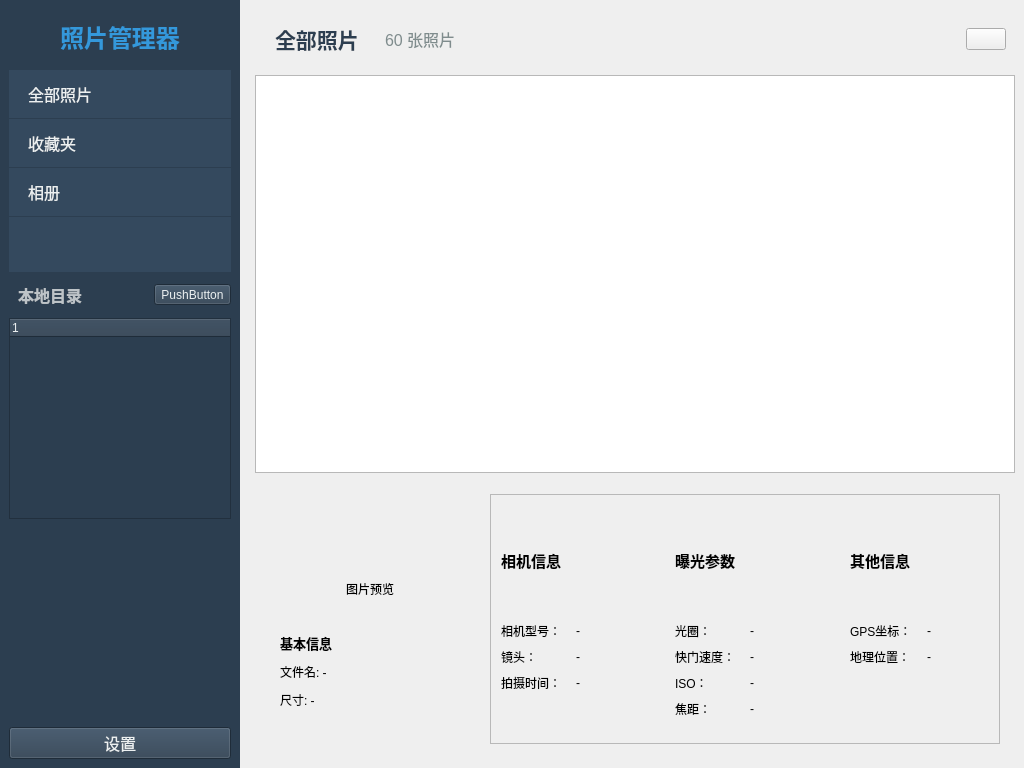
Old version of the form main.ui in the repository Gxstar/ImageManager.
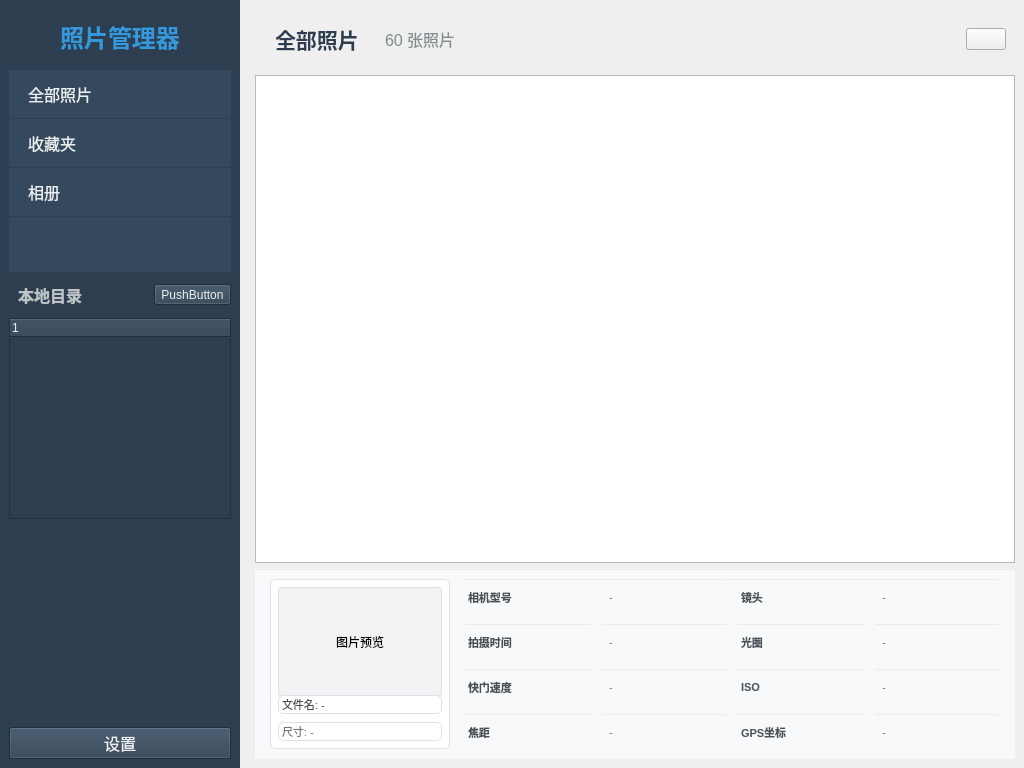
New version of the form. Icons and pictures are not drawn.

What changed in the file:
```diff
--- a/main.ui
+++ b/main.ui
@@ -294,69 +294,78 @@
          <property name="maximumSize">
           <size>
            <width>16777215</width>
-           <height>280</height>
+           <height>200</height>
           </size>
          </property>
+         <property name="styleSheet">
+          <string notr="true">background-color: #f8f9fa; border-top: 1px solid #e9ecef;</string>
+         </property>
          <layout class="QHBoxLayout" name="horizontalLayout_4">
           <property name="spacing">
-           <number>20</number>
+           <number>15</number>
           </property>
           <property name="leftMargin">
            <number>15</number>
           </property>
           <property name="topMargin">
-           <number>15</number>
+           <number>10</number>
           </property>
           <property name="rightMargin">
            <number>15</number>
           </property>
           <property name="bottomMargin">
-           <number>15</number>
+           <number>10</number>
           </property>
           <item>
            <widget class="QWidget" name="preview_container" native="true">
             <property name="minimumSize">
              <size>
-              <width>200</width>
-              <height>200</height>
+              <width>180</width>
+              <height>170</height>
              </size>
             </property>
             <property name="maximumSize">
              <size>
-              <width>200</width>
-              <height>200</height>
+              <width>180</width>
+              <height>170</height>
              </size>
             </property>
+            <property name="styleSheet">
+             <string notr="true">background-color: #ffffff; border: 1px solid #dee2e6; border-radius: 5px;</string>
+            </property>
             <layout class="QVBoxLayout" name="verticalLayout_4">
              <property name="spacing">
-              <number>10</number>
+              <number>8</number>
              </property>
              <property name="leftMargin">
-              <number>10</number>
+              <number>8</number>
              </property>
              <property name="topMargin">
-              <number>10</number>
+              <number>8</number>
              </property>
              <property name="rightMargin">
-              <number>10</number>
+              <number>8</number>
              </property>
              <property name="bottomMargin">
-              <number>10</number>
+              <number>8</number>
              </property>
              <item>
               <widget class="QLabel" name="image_preview">
                <property name="minimumSize">
                 <size>
-                 <width>180</width>
-                 <height>120</height>
+                 <width>164</width>
+                 <height>110</height>
                 </size>
                </property>
                <property name="maximumSize">
                 <size>
-                 <width>180</width>
-                 <height>120</height>
+                 <width>164</width>
+                 <height>110</height>
                 </size>
                </property>
+               <property name="styleSheet">
+                <string notr="true">background-color: #f1f3f5; border-radius: 3px;</string>
+               </property>
                <property name="text">
                 <string>图片预览</string>
                </property>
@@ -365,26 +374,16 @@
                </property>
               </widget>
              </item>
-             <item>
-              <widget class="QLabel" name="label_basic_info">
-               <property name="font">
-                <font>
-                 <pointsize>10</pointsize>
-                 <bold>true</bold>
-                </font>
-               </property>
-               <property name="text">
-                <string>基本信息</string>
-               </property>
-              </widget>
-             </item>
              <item>
               <widget class="QLabel" name="value_filename">
                <property name="font">
                 <font>
-                 <pointsize>9</pointsize>
+                 <pointsize>8</pointsize>
                 </font>
                </property>
+               <property name="styleSheet">
+                <string notr="true">color: #495057;</string>
+               </property>
                <property name="text">
                 <string>文件名: -</string>
                </property>
@@ -397,9 +396,12 @@
               <widget class="QLabel" name="value_dimensions">
                <property name="font">
                 <font>
-                 <pointsize>9</pointsize>
+                 <pointsize>8</pointsize>
                 </font>
                </property>
+               <property name="styleSheet">
+                <string notr="true">color: #6c757d;</string>
+               </property>
                <property name="text">
                 <string>尺寸: -</string>
                </property>
@@ -409,251 +411,204 @@
            </widget>
           </item>
           <item>
-           <widget class="QScrollArea" name="scrollArea_exif">
-            <property name="widgetResizable">
-             <bool>true</bool>
-            </property>
-            <widget class="QWidget" name="scrollAreaWidgetContents">
-             <property name="geometry">
-              <rect>
-               <x>0</x>
-               <y>0</y>
-               <width>513</width>
-               <height>248</height>
-              </rect>
+           <widget class="QWidget" name="exif_info_container" native="true">
+            <layout class="QGridLayout" name="gridLayout_exif">
+             <property name="leftMargin">
+              <number>0</number>
+             </property>
+             <property name="topMargin">
+              <number>0</number>
              </property>
-             <layout class="QHBoxLayout" name="horizontalLayout_5">
+             <property name="rightMargin">
+              <number>0</number>
+             </property>
+             <property name="bottomMargin">
+              <number>0</number>
+             </property>
               <property name="spacing">
-               <number>15</number>
-              </property>
-              <property name="leftMargin">
-               <number>0</number>
-              </property>
-              <property name="topMargin">
-               <number>0</number>
-              </property>
-              <property name="rightMargin">
-               <number>0</number>
-              </property>
-              <property name="bottomMargin">
-               <number>0</number>
-              </property>
-              <item>
-               <widget class="QWidget" name="camera_info_group" native="true">
-                <layout class="QVBoxLayout" name="verticalLayout_6">
-                 <property name="leftMargin">
                   <number>10</number>
-                 </property>
-                 <property name="topMargin">
-                  <number>10</number>
-                 </property>
-                 <property name="rightMargin">
-                  <number>10</number>
-                 </property>
-                 <property name="bottomMargin">
-                  <number>10</number>
-                 </property>
-                 <item>
-                  <widget class="QLabel" name="label_camera_info">
-                   <property name="font">
-                    <font>
-                     <pointsize>11</pointsize>
-                     <bold>true</bold>
-                    </font>
-                   </property>
-                   <property name="text">
-                    <string>相机信息</string>
-                   </property>
-                  </widget>
-                 </item>
-                 <item>
-                  <layout class="QFormLayout" name="formLayout_camera">
-                   <property name="horizontalSpacing">
-                    <number>15</number>
-                   </property>
-                   <property name="verticalSpacing">
-                    <number>8</number>
                    </property>
                    <item row="0" column="0">
-                    <widget class="QLabel" name="label_camera">
+              <widget class="QLabel" name="label_camera_model">
                      <property name="font">
                       <font>
-                       <pointsize>9</pointsize>
-                      </font>
-                     </property>
+                 <pointsize>8</pointsize>
+                 <bold>true</bold>
+                </font>
+               </property>
+               <property name="styleSheet">
+                <string notr="true">color: #495057;</string>
+               </property>
                      <property name="text">
-                      <string>相机型号：</string>
+                <string>相机型号</string>
                      </property>
                     </widget>
                    </item>
                    <item row="0" column="1">
-                    <widget class="QLabel" name="value_camera">
+              <widget class="QLabel" name="value_camera_model">
                      <property name="font">
                       <font>
-                       <pointsize>9</pointsize>
-                      </font>
-                     </property>
+                 <pointsize>8</pointsize>
+                </font>
+               </property>
+               <property name="styleSheet">
+                <string notr="true">color: #6c757d; background-color: #f8f9fa; padding: 2px 5px; border-radius: 3px;</string>
+               </property>
                      <property name="text">
                       <string>-</string>
                      </property>
                     </widget>
                    </item>
-                   <item row="1" column="0">
+             <item row="0" column="2">
                     <widget class="QLabel" name="label_lens">
                      <property name="font">
                       <font>
-                       <pointsize>9</pointsize>
-                      </font>
-                     </property>
+                 <pointsize>8</pointsize>
+                 <bold>true</bold>
+                </font>
+               </property>
+               <property name="styleSheet">
+                <string notr="true">color: #495057;</string>
+               </property>
                      <property name="text">
-                      <string>镜头：</string>
+                <string>镜头</string>
                      </property>
                     </widget>
                    </item>
-                   <item row="1" column="1">
+             <item row="0" column="3">
                     <widget class="QLabel" name="value_lens">
                      <property name="font">
                       <font>
-                       <pointsize>9</pointsize>
-                      </font>
-                     </property>
+                 <pointsize>8</pointsize>
+                </font>
+               </property>
+               <property name="styleSheet">
+                <string notr="true">color: #6c757d; background-color: #f8f9fa; padding: 2px 5px; border-radius: 3px;</string>
+               </property>
                      <property name="text">
                       <string>-</string>
                      </property>
                     </widget>
                    </item>
-                   <item row="2" column="0">
+             <item row="1" column="0">
                     <widget class="QLabel" name="label_date">
                      <property name="font">
                       <font>
-                       <pointsize>9</pointsize>
-                      </font>
-                     </property>
+                 <pointsize>8</pointsize>
+                 <bold>true</bold>
+                </font>
+               </property>
+               <property name="styleSheet">
+                <string notr="true">color: #495057;</string>
+               </property>
                      <property name="text">
-                      <string>拍摄时间：</string>
+                <string>拍摄时间</string>
                      </property>
                     </widget>
                    </item>
-                   <item row="2" column="1">
+             <item row="1" column="1">
                     <widget class="QLabel" name="value_date">
                      <property name="font">
                       <font>
-                       <pointsize>9</pointsize>
-                      </font>
-                     </property>
+                 <pointsize>8</pointsize>
+                </font>
+               </property>
+               <property name="styleSheet">
+                <string notr="true">color: #6c757d; background-color: #f8f9fa; padding: 2px 5px; border-radius: 3px;</string>
+               </property>
                      <property name="text">
                       <string>-</string>
                      </property>
                     </widget>
                    </item>
-                  </layout>
-                 </item>
-                </layout>
-               </widget>
-              </item>
-              <item>
-               <widget class="QWidget" name="exposure_info_group" native="true">
-                <layout class="QVBoxLayout" name="verticalLayout_7">
-                 <property name="leftMargin">
-                  <number>10</number>
-                 </property>
-                 <property name="topMargin">
-                  <number>10</number>
-                 </property>
-                 <property name="rightMargin">
-                  <number>10</number>
-                 </property>
-                 <property name="bottomMargin">
-                  <number>10</number>
-                 </property>
-                 <item>
-                  <widget class="QLabel" name="label_exposure_info">
-                   <property name="font">
-                    <font>
-                     <pointsize>11</pointsize>
-                     <bold>true</bold>
-                    </font>
-                   </property>
-                   <property name="text">
-                    <string>曝光参数</string>
-                   </property>
-                  </widget>
-                 </item>
-                 <item>
-                  <layout class="QFormLayout" name="formLayout_exposure">
-                   <property name="horizontalSpacing">
-                    <number>15</number>
-                   </property>
-                   <property name="verticalSpacing">
-                    <number>8</number>
-                   </property>
-                   <item row="0" column="0">
+             <item row="1" column="2">
                     <widget class="QLabel" name="label_aperture">
                      <property name="font">
                       <font>
-                       <pointsize>9</pointsize>
-                      </font>
-                     </property>
+                 <pointsize>8</pointsize>
+                 <bold>true</bold>
+                </font>
+               </property>
+               <property name="styleSheet">
+                <string notr="true">color: #495057;</string>
+               </property>
                      <property name="text">
-                      <string>光圈：</string>
+                <string>光圈</string>
                      </property>
                     </widget>
                    </item>
-                   <item row="0" column="1">
+             <item row="1" column="3">
                     <widget class="QLabel" name="value_aperture">
                      <property name="font">
                       <font>
-                       <pointsize>9</pointsize>
-                      </font>
-                     </property>
+                 <pointsize>8</pointsize>
+                </font>
+               </property>
+               <property name="styleSheet">
+                <string notr="true">color: #6c757d; background-color: #f8f9fa; padding: 2px 5px; border-radius: 3px;</string>
+               </property>
                      <property name="text">
                       <string>-</string>
                      </property>
                     </widget>
                    </item>
-                   <item row="1" column="0">
+             <item row="2" column="0">
                     <widget class="QLabel" name="label_shutter">
                      <property name="font">
                       <font>
-                       <pointsize>9</pointsize>
-                      </font>
-                     </property>
+                 <pointsize>8</pointsize>
+                 <bold>true</bold>
+                </font>
+               </property>
+               <property name="styleSheet">
+                <string notr="true">color: #495057;</string>
+               </property>
                      <property name="text">
-                      <string>快门速度：</string>
+                <string>快门速度</string>
                      </property>
                     </widget>
                    </item>
-                   <item row="1" column="1">
+             <item row="2" column="1">
                     <widget class="QLabel" name="value_shutter">
                      <property name="font">
                       <font>
-                       <pointsize>9</pointsize>
-                      </font>
-                     </property>
+                 <pointsize>8</pointsize>
+                </font>
+               </property>
+               <property name="styleSheet">
+                <string notr="true">color: #6c757d; background-color: #f8f9fa; padding: 2px 5px; border-radius: 3px;</string>
+               </property>
                      <property name="text">
                       <string>-</string>
                      </property>
                     </widget>
                    </item>
-                   <item row="2" column="0">
+             <item row="2" column="2">
                     <widget class="QLabel" name="label_iso">
                      <property name="font">
                       <font>
-                       <pointsize>9</pointsize>
-                      </font>
-                     </property>
+                 <pointsize>8</pointsize>
+                 <bold>true</bold>
+                </font>
+               </property>
+               <property name="styleSheet">
+                <string notr="true">color: #495057;</string>
+               </property>
                      <property name="text">
-                      <string>ISO：</string>
+                <string>ISO</string>
                      </property>
                     </widget>
                    </item>
-                   <item row="2" column="1">
+             <item row="2" column="3">
                     <widget class="QLabel" name="value_iso">
                      <property name="font">
                       <font>
-                       <pointsize>9</pointsize>
-                      </font>
-                     </property>
+                 <pointsize>8</pointsize>
+                </font>
+               </property>
+               <property name="styleSheet">
+                <string notr="true">color: #6c757d; background-color: #f8f9fa; padding: 2px 5px; border-radius: 3px;</string>
+               </property>
                      <property name="text">
                       <string>-</string>
                      </property>
@@ -663,11 +618,15 @@
                     <widget class="QLabel" name="label_focal">
                      <property name="font">
                       <font>
-                       <pointsize>9</pointsize>
-                      </font>
-                     </property>
+                 <pointsize>8</pointsize>
+                 <bold>true</bold>
+                </font>
+               </property>
+               <property name="styleSheet">
+                <string notr="true">color: #495057;</string>
+               </property>
                      <property name="text">
-                      <string>焦距：</string>
+                <string>焦距</string>
                      </property>
                     </widget>
                    </item>
@@ -675,110 +634,49 @@
                     <widget class="QLabel" name="value_focal">
                      <property name="font">
                       <font>
-                       <pointsize>9</pointsize>
-                      </font>
-                     </property>
+                 <pointsize>8</pointsize>
+                </font>
+               </property>
+               <property name="styleSheet">
+                <string notr="true">color: #6c757d; background-color: #f8f9fa; padding: 2px 5px; border-radius: 3px;</string>
+               </property>
                      <property name="text">
                       <string>-</string>
                      </property>
                     </widget>
                    </item>
-                  </layout>
-                 </item>
-                </layout>
-               </widget>
-              </item>
-              <item>
-               <widget class="QWidget" name="other_info_group" native="true">
-                <layout class="QVBoxLayout" name="verticalLayout_8">
-                 <property name="leftMargin">
-                  <number>10</number>
-                 </property>
-                 <property name="topMargin">
-                  <number>10</number>
-                 </property>
-                 <property name="rightMargin">
-                  <number>10</number>
-                 </property>
-                 <property name="bottomMargin">
-                  <number>10</number>
-                 </property>
-                 <item>
-                  <widget class="QLabel" name="label_other_info">
-                   <property name="font">
-                    <font>
-                     <pointsize>11</pointsize>
-                     <bold>true</bold>
-                    </font>
-                   </property>
-                   <property name="text">
-                    <string>其他信息</string>
-                   </property>
-                  </widget>
-                 </item>
-                 <item>
-                  <layout class="QFormLayout" name="formLayout_other">
-                   <property name="horizontalSpacing">
-                    <number>15</number>
-                   </property>
-                   <property name="verticalSpacing">
-                    <number>8</number>
-                   </property>
-                   <item row="0" column="0">
+             <item row="3" column="2">
                     <widget class="QLabel" name="label_gps">
                      <property name="font">
                       <font>
-                       <pointsize>9</pointsize>
-                      </font>
-                     </property>
+                 <pointsize>8</pointsize>
+                 <bold>true</bold>
+                </font>
+               </property>
+               <property name="styleSheet">
+                <string notr="true">color: #495057;</string>
+               </property>
                      <property name="text">
-                      <string>GPS坐标：</string>
+                <string>GPS坐标</string>
                      </property>
                     </widget>
                    </item>
-                   <item row="0" column="1">
+             <item row="3" column="3">
                     <widget class="QLabel" name="value_gps">
                      <property name="font">
                       <font>
-                       <pointsize>9</pointsize>
-                      </font>
-                     </property>
-                     <property name="text">
-                      <string>-</string>
-                     </property>
-                    </widget>
-                   </item>
-                   <item row="1" column="0">
-                    <widget class="QLabel" name="label_location">
-                     <property name="font">
-                      <font>
-                       <pointsize>9</pointsize>
-                      </font>
-                     </property>
+                 <pointsize>8</pointsize>
+                </font>
+               </property>
+               <property name="styleSheet">
+                <string notr="true">color: #6c757d; background-color: #f8f9fa; padding: 2px 5px; border-radius: 3px;</string>
+               </property>
                      <property name="text">
-                      <string>地理位置：</string>
-                     </property>
-                    </widget>
-                   </item>
-                   <item row="1" column="1">
-                    <widget class="QLabel" name="value_location">
-                     <property name="font">
-                      <font>
-                       <pointsize>9</pointsize>
-                      </font>
-                     </property>
-                     <property name="text">
                       <string>-</string>
                      </property>
                     </widget>
                    </item>
                   </layout>
-                 </item>
-                </layout>
-               </widget>
-              </item>
-             </layout>
-            </widget>
            </widget>
           </item>
          </layout>
```
Left out of the diff: 2 changed lines with no effect on the pictures. Lines whose indentation alone changed are shown as unchanged.
